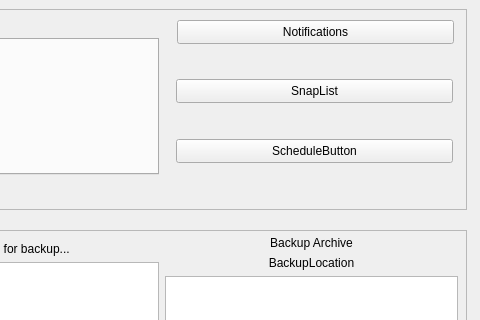
The window that ui/mainwindow/mainwindow.ui (shawn-sss/backtrack) describes before a commit, drawn with Qt 5; both pictures show x 454 to 934 and y 0 to 320 of the 934 by 611 pixel window.
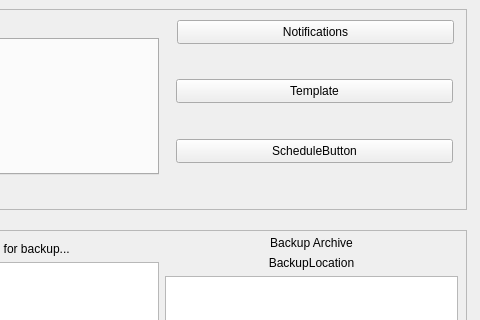
The same window after the commit.

Commit message: Rename snaplist feature to template

The edit to the form file:
```diff
--- a/ui/mainwindow/mainwindow.ui
+++ b/ui/mainwindow/mainwindow.ui
@@ -388,7 +388,7 @@
       </rect>
      </property>
      <property name="text">
-      <string>SnapList</string>
+      <string>Template</string>
      </property>
     </widget>
     <widget class="QPushButton" name="ScheduleButton">
```
Left out of the diff: 2 changed lines with no effect on the pictures. The commit also changes 21 other files.
